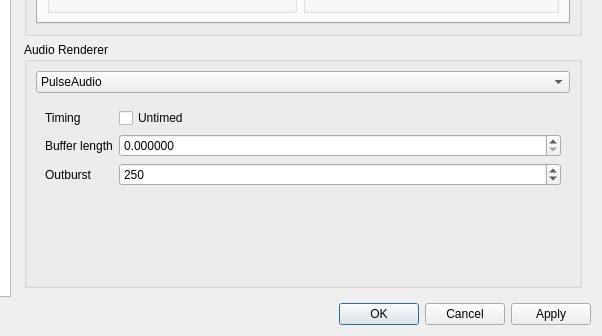
This is settingswindow.ui in mpc-qt/mpc-qt as Qt 5 draws it before an edit; both pictures show x 150 to 752 and y 451 to 787 of the 752 by 787 pixel window. The edited form follows.
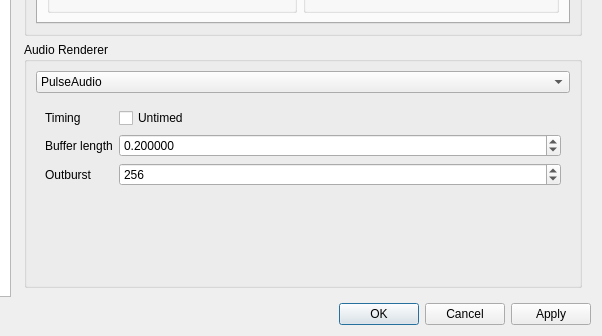
This is the edited form. The open tabs and pages were chosen to show the change. Icons and pictures are not drawn.

Commit message:
settingswindow: add default values
Should stop garbage values when reading a bad or non-existant json file.

Diff of the .ui file:
```diff
--- a/settingswindow.ui
+++ b/settingswindow.ui
@@ -3727,10 +3727,10 @@
                      <number>1</number>
                     </property>
                     <property name="maximum">
-                     <number>44100</number>
+                     <number>100000</number>
                     </property>
                     <property name="value">
-                     <number>250</number>
+                     <number>256</number>
                     </property>
                    </widget>
                   </item>
@@ -3739,6 +3739,12 @@
                     <property name="decimals">
                      <number>6</number>
                     </property>
+                    <property name="maximum">
+                     <double>100.000000000000000</double>
+                    </property>
+                    <property name="value">
+                     <double>0.200000000000000</double>
+                    </property>
                    </widget>
                   </item>
                  </layout>
```
Left out of the diff: 4 changed lines with no effect on the pictures. The commit also changes 2 other files.
